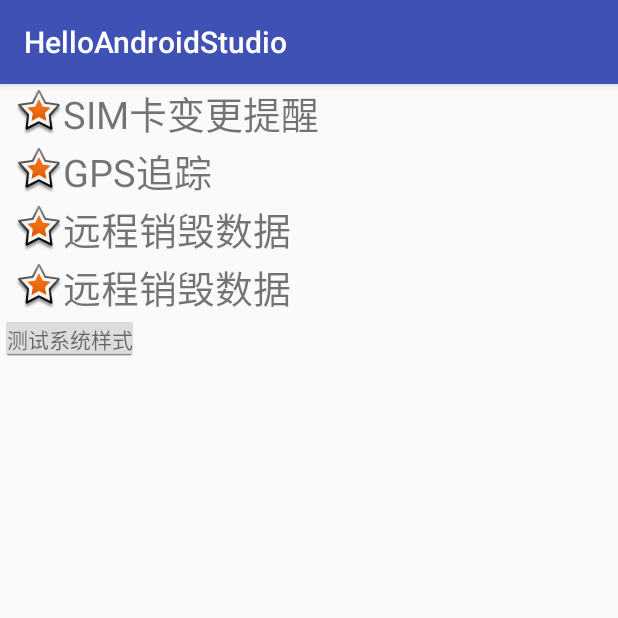
After one commit to chenqilin70/Practice, an Android app: the TestStyleAndTheme screen opened directly, with no data from a screen before it, on a phone screen of 412 x 824 dp, the top half of it. The commit adds this screen. Run offline under Robolectric (Android 15) with nearby library versions, the phone set to English and light mode, and no system bars.

Commit message:
style and theme

```diff
--- a/HelloAndroidStudio/app/src/main/AndroidManifest.xml
+++ b/HelloAndroidStudio/app/src/main/AndroidManifest.xml
@@ -30,7 +30,8 @@
             android:label="@string/title_activity_test_list_view"
             android:theme="@style/AppTheme.NoActionBar" />
         <activity android:name=".TestSimpleAdapter" />
-        <activity android:name=".TestBaseAdater"></activity>
+        <activity android:name=".TestBaseAdater" />
+        <activity android:name=".TestStyleAndTheme"></activity>
     </application>
 
 </manifest>
--- a/HelloAndroidStudio/app/src/main/java/oracle/huwl/com/helloandroidstudio/MainActivity.java
+++ b/HelloAndroidStudio/app/src/main/java/oracle/huwl/com/helloandroidstudio/MainActivity.java
@@ -131,6 +131,9 @@ public class MainActivity extends AppCompatActivity {
     public void testSimpleAdapter(View v){
         startDefaultActivity(TestSimpleAdapter.class);
     }
+    public void testStyleAndTheme(View v){
+        startDefaultActivity(TestStyleAndTheme.class);
+    }
     public void testBaseAdapter(View v){
         startDefaultActivity(TestBaseAdater.class);
     }
--- /dev/null
+++ b/HelloAndroidStudio/app/src/main/java/oracle/huwl/com/helloandroidstudio/TestStyleAndTheme.java
@@ -0,0 +1,13 @@
+package oracle.huwl.com.helloandroidstudio;
+
+import android.support.v7.app.AppCompatActivity;
+import android.os.Bundle;
+
+public class TestStyleAndTheme extends AppCompatActivity {
+
+    @Override
+    protected void onCreate(Bundle savedInstanceState) {
+        super.onCreate(savedInstanceState);
+        setContentView(R.layout.activity_test_style_and_theme);
+    }
+}
--- a/HelloAndroidStudio/app/src/main/res/layout/activity_main.xml
+++ b/HelloAndroidStudio/app/src/main/res/layout/activity_main.xml
@@ -66,6 +66,11 @@
     <Button
         android:layout_width="match_parent"
         android:layout_height="wrap_content"
+        android:text="测试Style和Theme！！"
+        android:onClick="testStyleAndTheme"/>
+    <Button
+        android:layout_width="match_parent"
+        android:layout_height="wrap_content"
         android:text="测试BaseAdapter"
         android:onClick="testBaseAdapter"/>
 
--- /dev/null
+++ b/HelloAndroidStudio/app/src/main/res/layout/activity_test_style_and_theme.xml
@@ -0,0 +1,25 @@
+<?xml version="1.0" encoding="utf-8"?>
+<LinearLayout android:layout_width="match_parent"
+    android:layout_height="match_parent"
+    android:orientation="vertical"
+    xmlns:android="http://schemas.android.com/apk/res/android">
+
+    <TextView
+        style="@style/myStyle"
+        android:text="SIM卡变更提醒"/>
+    <TextView
+        style="@style/myStyle"
+        android:text="GPS追踪"/>
+    <TextView
+        style="@style/myStyle"
+        android:text="远程销毁数据"/>
+    <TextView
+        style="@style/myStyle"
+        android:text="远程销毁数据"/>
+    <TextView
+        android:layout_width="wrap_content"
+        android:layout_height="wrap_content"
+        style="@android:style/Holo.SegmentedButton"
+        android:text="测试系统样式"/>
+
+</LinearLayout>
--- a/HelloAndroidStudio/app/src/main/res/values/styles.xml
+++ b/HelloAndroidStudio/app/src/main/res/values/styles.xml
@@ -17,4 +17,13 @@
 
     <style name="AppTheme.PopupOverlay" parent="ThemeOverlay.AppCompat.Light" />
 
+    <style name="myStyle">
+        <item name="android:layout_width">wrap_content</item>
+        <item name="android:layout_height">wrap_content</item>
+        <item name="android:drawableLeft">@android:drawable/star_big_on</item>
+        <item name="android:gravity">center_vertical</item>
+        <item name="android:layout_marginLeft">10dp</item>
+        <item name="android:textSize">25sp</item>
+    </style>
+
 </resources>
```
